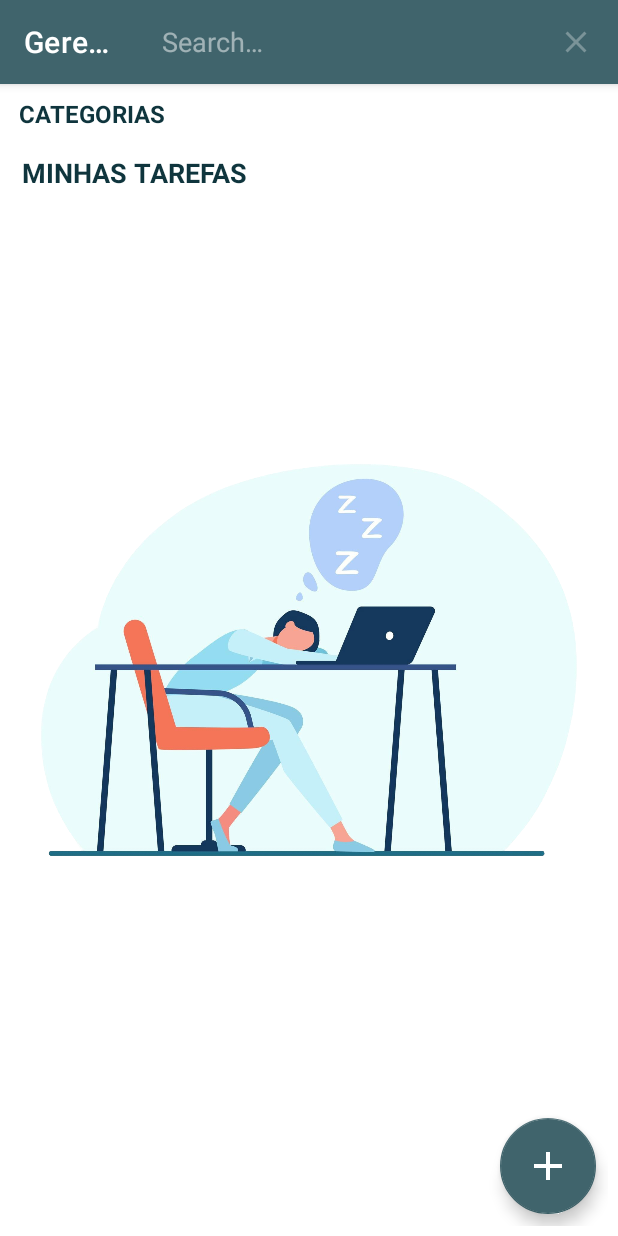
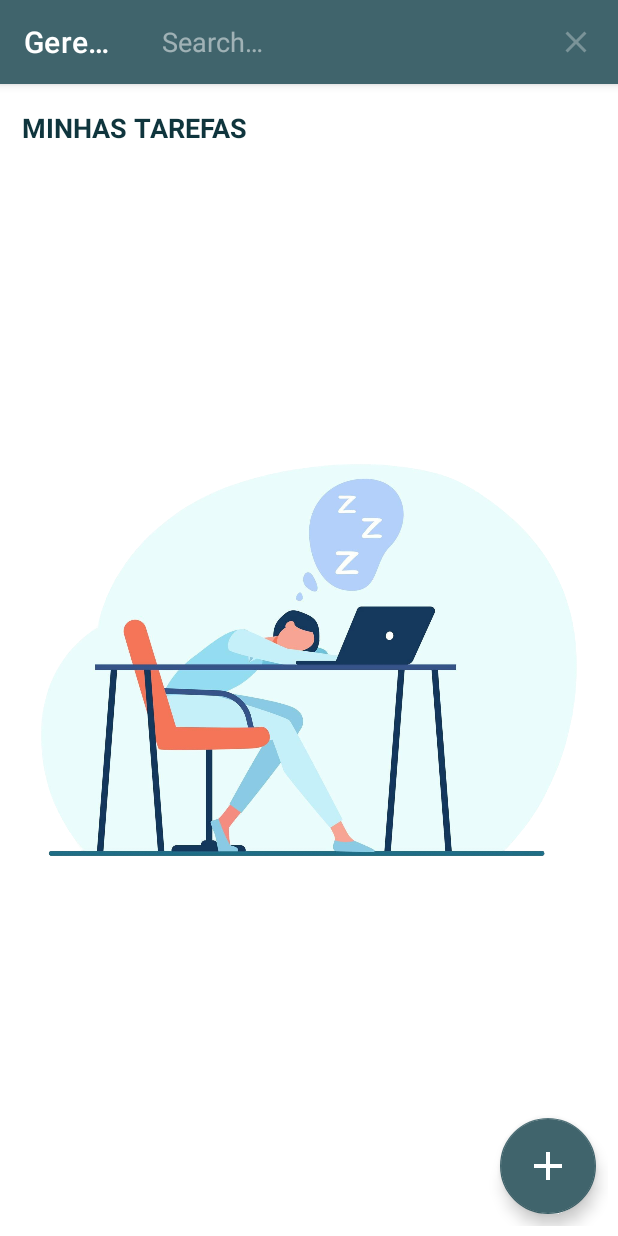
Before and after one commit to FredymarLeon/Task-Manager, an Android app: the screen it shows after launch (MainActivity), after a tap on "Search", on a phone screen of 412 x 824 dp. Run offline under Robolectric (Android 15) with nearby library versions, the phone set to English and light mode, and no system bars; our stand-ins replace Room's generated code.

Commit message:
Foram deletados arquivos desnecessários e adicionado um Toash no Fragment de Edição de tarefa

```diff
--- a/app/src/main/java/com/projetogrupo8/taskmanager/fragments/EditTaskFragment.kt
+++ b/app/src/main/java/com/projetogrupo8/taskmanager/fragments/EditTaskFragment.kt
@@ -14,21 +14,19 @@ import androidx.core.view.MenuProvider
 import androidx.fragment.app.Fragment
 import androidx.lifecycle.Lifecycle
 import androidx.navigation.findNavController
+import androidx.navigation.fragment.navArgs
 import com.projetogrupo8.taskmanager.R
 import com.projetogrupo8.taskmanager.activities.MainActivity
 import com.projetogrupo8.taskmanager.databinding.FragmentEditTaskBinding
 import com.projetogrupo8.taskmanager.model.Task
 import com.projetogrupo8.taskmanager.viewModel.TaskViewModel
-import androidx.navigation.fragment.navArgs
 
 class EditTaskFragment : Fragment(R.layout.fragment_edit_task), MenuProvider {
 
     private var editTaskBinding: FragmentEditTaskBinding? = null
     private val binding get() = editTaskBinding!!
-
     private lateinit var tasksViewModel: TaskViewModel
     private lateinit var currentTask: Task
-
     private val args: EditTaskFragmentArgs by navArgs()
 
     override fun onCreateView(
--- a/app/src/main/java/com/projetogrupo8/taskmanager/fragments/HomeTaskManagerFragment.kt
+++ b/app/src/main/java/com/projetogrupo8/taskmanager/fragments/HomeTaskManagerFragment.kt
@@ -21,8 +21,6 @@ import com.projetogrupo8.taskmanager.databinding.FragmentHomeTaskManagerBinding
 import com.projetogrupo8.taskmanager.model.Task
 import com.projetogrupo8.taskmanager.viewModel.TaskViewModel
 
-//TODO: CONFIGURAR O RECYCLERVIEW (LISTAR AS TAREFAS)
-//TODO: FUNÇÃO da lógica de pesquisa
 //TODO: CONFIGURAR O RECYCLERVIEW (LISTAR AS CATEGORIAS)*
 
 class HomeTaskManagerFragment : Fragment(R.layout.fragment_home_task_manager), SearchView.OnQueryTextListener, MenuProvider {
--- a/app/src/main/java/com/projetogrupo8/taskmanager/viewModel/EditTaskViewModel.kt
+++ /dev/null
@@ -1,4 +0,0 @@
-package com.projetogrupo8.taskmanager.viewModel
-
-class EditTaskViewModel {
-}
--- a/app/src/main/res/layout/fragment_home_task_manager.xml
+++ b/app/src/main/res/layout/fragment_home_task_manager.xml
@@ -6,37 +6,6 @@
     android:layout_height="match_parent"
     android:padding="5dp"
     tools:context="fragments.HomeTaskManagerFragment">
-
-    <TextView
-        android:id="@+id/tvCategories"
-        android:layout_width="wrap_content"
-        android:layout_height="wrap_content"
-        android:text="@string/categories"
-        android:textAllCaps="true"
-        android:textStyle="bold"
-        android:textSize="16sp"
-        android:fontFamily="monospace"
-        android:textColor="@color/blue_dark"
-        android:layout_marginTop="2dp"
-        android:layout_marginHorizontal="6dp"
-        app:layout_constraintTop_toTopOf="parent"
-        app:layout_constraintStart_toStartOf="parent"
-        />
-
-    <androidx.recyclerview.widget.RecyclerView
-        android:id="@+id/rvCategories"
-        android:layout_width="match_parent"
-        android:layout_height="wrap_content"
-        android:layout_marginHorizontal="2dp"
-        android:layout_marginTop="2dp"
-        android:foregroundGravity="center_vertical"
-        android:orientation="horizontal"
-        android:padding="2dp"
-        android:visibility="visible"
-        app:layoutManager="androidx.recyclerview.widget.GridLayoutManager"
-        app:layout_constraintStart_toStartOf="parent"
-        app:layout_constraintEnd_toEndOf="parent"
-        app:layout_constraintTop_toBottomOf="@id/tvCategories" />
 
     <TextView
         android:id="@+id/tvListTask"
@@ -49,8 +18,8 @@
         android:textSize="18sp"
         android:layout_marginTop="10dp"
         android:layout_marginHorizontal="8dp"
-        app:layout_constraintTop_toBottomOf="@id/rvCategories"
         app:layout_constraintStart_toStartOf="parent"
+        app:layout_constraintTop_toTopOf="parent"
         />
 
     <androidx.recyclerview.widget.RecyclerView
@@ -59,7 +28,6 @@
         android:layout_height="wrap_content"
        android:visibility="gone"
         android:layout_marginHorizontal="15dp"
-        android:layout_marginVertical="15dp"
         tools:listitem="@layout/item_task"
         app:layout_constraintTop_toBottomOf="@id/tvListTask"
         app:layout_constraintBottom_toBottomOf="parent"
```
Also changed, not shown: app/src/main/java/com/projetogrupo8/taskmanager/activities/WelcomeActivity.kt (deleted, +0 -21 lines), app/src/main/res/layout/activity_welcome.xml (deleted, +0 -64 lines), app/src/main/res/layout/fragment_add_task.xml (+3 -20 lines), app/src/main/res/layout/item_category.xml (deleted, +0 -33 lines), app/src/main/res/layout/pagina_inicial.xml (deleted, +0 -34 lines), app/src/main/res/values/strings.xml (+0 -17 lines), 1 other file. Lines whose indentation alone changed are shown as unchanged.
